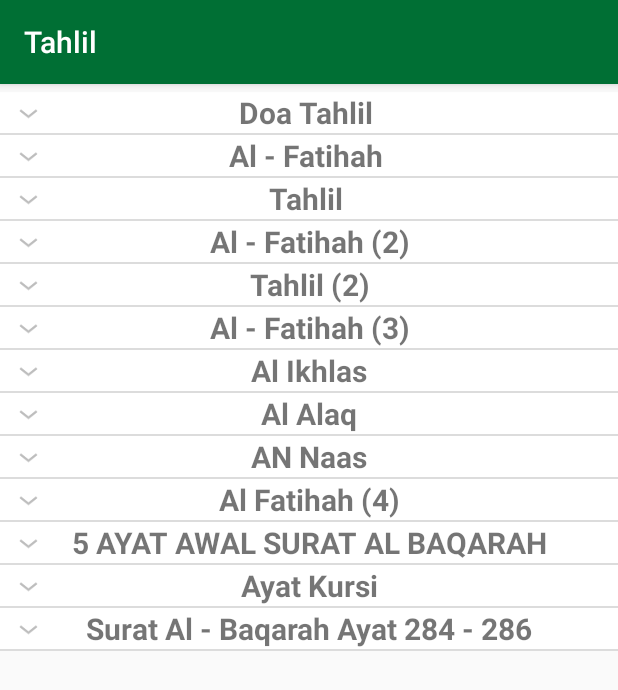
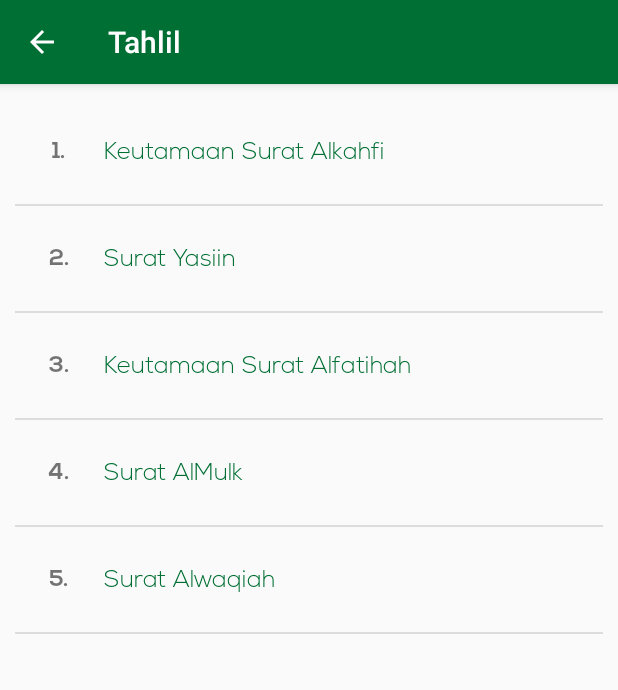
Before and after one commit to ahmadasrori1945/UlamaPro-Android, an Android app: the TahlilActivity screen opened directly, with no data from a screen before it, on a phone screen of 412 x 824 dp. Shown: the top 690 px of the screen. Run offline under Robolectric (Android 15) with nearby library versions, the phone set to English and light mode, and no system bars.

Commit message:
mzm - ubah tampilan tahlil

```diff
--- a/app/src/main/java/id/co/telkomsigma/ulamapro/Adapter_tahlil.java
+++ b/app/src/main/java/id/co/telkomsigma/ulamapro/Adapter_tahlil.java
@@ -13,98 +13,116 @@ import android.widget.TextView;
 import java.util.HashMap;
 import java.util.List;
 
-public class Adapter_tahlil extends BaseExpandableListAdapter {
+public class Adapter_tahlil extends ArrayAdapter {
 
-    private Context _context;
-    private List<String> _listDataHeader; // header titles
-    // child data in format of header title, child title
-    private HashMap<String, List<String>> _listDataChild;
+    private final Activity context;
+    private final String[] no;
+    private final String[] isi;
     Typeface font, fontbold;
 
-    public Adapter_tahlil(Context context, List<String> listDataHeader,
-                                 HashMap<String, List<String>> listChildData) {
-        this._context = context;
-        this._listDataHeader = listDataHeader;
-        this._listDataChild = listChildData;
+    public Adapter_tahlil(Activity context, String[] no, String[] isi) {
+        super(context, R.layout.item_list_tahlil, no);
+
+        this.context = context;
+        this.no = no;
+        this.isi = isi;
 
 
         font = Typeface.createFromAsset(context.getAssets(), "fonts/Nexa Light.otf");
-        fontbold = Typeface.createFromAsset(context.getAssets(),"fonts/Nexa Bold.otf");
+        fontbold = Typeface.createFromAsset(context.getAssets(), "fonts/Nexa Bold.otf");
     }
 
-    @Override
-    public int getGroupCount() {
-        return this._listDataHeader.size();
-    }
+    public View getView(int position, View view, ViewGroup parent) {
+        LayoutInflater inflater=context.getLayoutInflater();
+        View rowView=inflater.inflate(R.layout.item_list_tahlil, null,true);
 
-    @Override
-    public int getChildrenCount(int groupPosition) {
-        return this._listDataChild.get(this._listDataHeader.get(groupPosition))
-                .size();
-    }
+        TextView txtTitle = (TextView) rowView.findViewById(R.id.text_angka);
+        txtTitle.setText(no[position]);
+        txtTitle.setTypeface(fontbold);
 
-    @Override
-    public Object getGroup(int groupPosition) {
-        return this._listDataHeader.get(groupPosition);
-    }
-
-    @Override
-    public Object getChild(int groupPosition, int childPosition) {
-        return this._listDataChild.get(this._listDataHeader.get(groupPosition)).get(childPosition);
-    }
-
-    @Override
-    public long getGroupId(int groupPosition) {
-        return groupPosition;
-    }
-
-    @Override
-    public long getChildId(int groupPosition, int childPosition) {
-        return childPosition;
-    }
-
-    @Override
-    public boolean hasStableIds() {
-        return false;
-    }
-
-    @Override
-    public View getGroupView(int groupPosition, boolean isExpanded, View convertView, ViewGroup parent) {
-        String headerTitle = (String) getGroup(groupPosition);
-        if (convertView == null) {
-            LayoutInflater infalInflater = (LayoutInflater) this._context
-                    .getSystemService(Context.LAYOUT_INFLATER_SERVICE);
-            convertView = infalInflater.inflate(R.layout.tahlil_listgroup, null);
-        }
-
-        TextView lblListHeader = (TextView) convertView
-                .findViewById(R.id.lblListHeader);
-        lblListHeader.setTypeface(null, Typeface.BOLD);
-        lblListHeader.setText(headerTitle);
-
-        return convertView;
-    }
-    @Override
-    public View getChildView(int groupPosition, int childPosition, boolean isLastChild, View convertView, ViewGroup parent) {
+        TextView txtTitle_tiga = (TextView) rowView.findViewById(R.id.text_sholawat);
+        txtTitle_tiga.setText(isi[position]);
+        txtTitle_tiga.setTypeface(font);
 
 
-            final String childText = (String) getChild(groupPosition, childPosition);
+        return rowView;
 
-            if (convertView == null) {
-                LayoutInflater infalInflater = (LayoutInflater) this._context
-                        .getSystemService(Context.LAYOUT_INFLATER_SERVICE);
-                convertView = infalInflater.inflate(R.layout.tahlil_listitem, null);
-            }
+    };
+}
 
-            TextView txtListChild = (TextView) convertView
-                    .findViewById(R.id.lblListItem);
-
-            txtListChild.setText(childText);
-            return convertView;
-    }
-
-    @Override
-    public boolean isChildSelectable(int groupPosition, int childPosition) {
-        return true;
-    }
-}
+//    @Override
+//    public int getGroupCount() {
+//        return this._listDataHeader.size();
+//    }
+//
+//    @Override
+//    public int getChildrenCount(int groupPosition) {
+//        return this._listDataChild.get(this._listDataHeader.get(groupPosition))
+//                .size();
+//    }
+//
+//    @Override
+//    public Object getGroup(int groupPosition) {
+//        return this._listDataHeader.get(groupPosition);
+//    }
+//
+//    @Override
+//    public Object getChild(int groupPosition, int childPosition) {
+//        return this._listDataChild.get(this._listDataHeader.get(groupPosition)).get(childPosition);
+//    }
+//
+//    @Override
+//    public long getGroupId(int groupPosition) {
+//        return groupPosition;
+//    }
+//
+//    @Override
+//    public long getChildId(int groupPosition, int childPosition) {
+//        return childPosition;
+//    }
+//
+//    @Override
+//    public boolean hasStableIds() {
+//        return false;
+//    }
+//
+//    @Override
+//    public View getGroupView(int groupPosition, boolean isExpanded, View convertView, ViewGroup parent) {
+//        String headerTitle = (String) getGroup(groupPosition);
+//        if (convertView == null) {
+//            LayoutInflater infalInflater = (LayoutInflater) this._context
+//                    .getSystemService(Context.LAYOUT_INFLATER_SERVICE);
+//            convertView = infalInflater.inflate(R.layout.tahlil_listgroup, null);
+//        }
+//
+//        TextView lblListHeader = (TextView) convertView
+//                .findViewById(R.id.lblListHeader);
+//        lblListHeader.setTypeface(null, Typeface.BOLD);
+//        lblListHeader.setText(headerTitle);
+//
+//        return convertView;
+//    }
+//    @Override
+//    public View getChildView(int groupPosition, int childPosition, boolean isLastChild, View convertView, ViewGroup parent) {
+//
+//
+//            final String childText = (String) getChild(groupPosition, childPosition);
+//
+//            if (convertView == null) {
+//                LayoutInflater infalInflater = (LayoutInflater) this._context
+//                        .getSystemService(Context.LAYOUT_INFLATER_SERVICE);
+//                convertView = infalInflater.inflate(R.layout.tahlil_listitem, null);
+//            }
+//
+//            TextView txtListChild = (TextView) convertView
+//                    .findViewById(R.id.lblListItem);
+//
+//            txtListChild.setText(childText);
+//            return convertView;
+//    }
+//
+//    @Override
+//    public boolean isChildSelectable(int groupPosition, int childPosition) {
+//        return true;
+//    }
+//}
--- a/app/src/main/java/id/co/telkomsigma/ulamapro/TahlilActivity.java
+++ b/app/src/main/java/id/co/telkomsigma/ulamapro/TahlilActivity.java
@@ -16,106 +16,134 @@ import java.util.List;
 
 public class TahlilActivity extends AppCompatActivity {
 
-    Adapter_tahlil listAdapter;
-    ExpandableListView expListView;
-    List<String> listDataHeader;
-    HashMap<String, List<String>> listDataChild;
+//    Adapter_tahlil listAdapter;
+//    ExpandableListView expListView;
+//    List<String> listDataHeader;
+//    HashMap<String, List<String>> listDataChild;
 
-//
-//    String[] no={
-//            "1.",
-//            "2.",
-//            "3.",
-//            "4.",
-//            "5."
-//    };
-//
-//    String[] isi={
-//            "Keutamaan Surat Alkahfi",
-//            "Surat Yasiin",
-//            "Keutamaan Surat Alfatihah",
-//            "Surat AlMulk",
-//            "Surat Alwaqiah",
-//
-//    };
-//
-//    ListView listmenu;
+
+    String[] no={
+            "1.",
+            "2.",
+            "3.",
+            "4.",
+            "5."
+    };
+
+    String[] isi={
+            "Keutamaan Surat Alkahfi",
+            "Surat Yasiin",
+            "Keutamaan Surat Alfatihah",
+            "Surat AlMulk",
+            "Surat Alwaqiah",
+
+    };
+
+    ListView listmenu;
 
     @Override
     protected void onCreate(Bundle savedInstanceState) {
         super.onCreate(savedInstanceState);
         setContentView(R.layout.activity_tahlil);
+        listmenu=(ListView)findViewById(R.id.list_tahlil);
 
-        // get the listview
-        expListView = (ExpandableListView) findViewById(R.id.lvExp);
+        Adapter_sholawat adapter=new Adapter_sholawat(TahlilActivity.this,no,isi);
+        listmenu.setAdapter(adapter);
 
-        // preparing list data
-        prepareListData();
+        listmenu.setOnItemClickListener(new AdapterView.OnItemClickListener() {
 
-        listAdapter = new Adapter_tahlil(this, listDataHeader, listDataChild);
+            @Override
+            public void onItemClick(AdapterView<?> parent, View view,
+                                    int position, long id) {
+                // TODO Auto-generated method stub
+                // String Slecteditem= judul[+position];
+                //Toast.makeText(getActivity(), Slecteditem, Toast.LENGTH_SHORT).show();
+                Intent i = new Intent(TahlilActivity.this, IsiTahlilActivity.class);
+                startActivity(i);
+            }
+        });
 
-        // setting list adapter
-        expListView.setAdapter(listAdapter);
+        getSupportActionBar().setDisplayHomeAsUpEnabled(true);
     }
 
-    /*
-     * Preparing the list data
-     */
-    private void prepareListData() {
-        listDataHeader = new ArrayList<String>();
-        listDataChild = new HashMap<String, List<String>>();
+    @Override
+    public boolean onSupportNavigateUp(){
+        finish();
+        return true;
 
-        // Adding child data
-        listDataHeader.add("Doa Tahlil ");
-        listDataHeader.add("Al - Fatihah ");
-        listDataHeader.add("Tahlil ");
-        listDataHeader.add ("Al - Fatihah (2)");
-        listDataHeader.add ("Tahlil (2)");
-        listDataHeader.add ("Al - Fatihah (3)");
-        listDataHeader.add ("Al Ikhlas");
-        listDataHeader.add ("Al Alaq");
-        listDataHeader.add ("AN Naas");
-        listDataHeader.add ("Al Fatihah (4)");
-        listDataHeader.add ("5 AYAT AWAL SURAT AL BAQARAH");
-        listDataHeader.add ("Ayat Kursi");
-        listDataHeader.add ("Surat Al - Baqarah Ayat 284 - 286");
-
-
-        // Adding child data
-        List<String> top250 = new ArrayList<String>();
-        top250.add("بِسْمِ اللهِ الرَّ حْمَنِ الرَّ حِيْمِ");
-        top250.add("اِلَى حَضَرَةِ النَّبِيِّ الْمُصْطَفَى صَلَّى اللهُ عَلَيهِ وَسَلَّمَ وَاَلِهِ وَاَزْوَا جِهِ وَاَوْلاَ دِهِ وَذُرِّيَّا تِهِ الْفَتِحَةْ");
-        top250.add("Bismillaa hirrahmaanir rahiim\n" +
-                "\n" +
-                "Ilaahadharatin nabiyyil musthofaa shollallahu ‘alaihi wa sallama, wa aahlihi wa azwajihii wa aulaadihi wa dzurriyyatihi. Al fatihah….");
-
-        List<String> nowShowing = new ArrayList<String>();
-        nowShowing.add("بِسْمِ اللهِ الرَّ حْمَنِ الرَّ حِيْمِ" );
-        nowShowing.add("Bismillaa hirrahmaanir rahiim");
-        nowShowing.add("الْحَمْدُ لِلهِ رَبِّ الْعِا لَمِيْنَ . اَلرَّحْمَنِ الرَّحِيْمِ . مَلِكِ يَوْمَ الدِّيْنِ . اِيَّاكَ نَعْبُدُ وَاِيَّاكَ نَسْتَعِيْنُ . اِهْدِ نَاالصِّرَاطَ الَّمُسْتَقِيْمَ . صِرَاطَ الَّذِيْنَ اَنْعَمْتَ عَلَيْهِمْ غَيْرِ الّمَغْضُوْبِ عَلَيْهِمْ وَلَا الضَّالِّيْنَ . اَمِينْ");
-        nowShowing.add("Alhamdulillaahi rabbill’aalamiin. Arrohmaanir rahiim. Maalikiyaumiddin. Iyyaakana’budu wa iyyaakanasta’iin. Ihdinash shiraathal mustaqiim. Shiraathal ladziina an’amta ‘alaihim ghoiril maghdhuubi’alaihim waladhaalliin. Aamiinn");
-
-        List<String> comingSoon = new ArrayList<String>();
-        comingSoon.add("ثُمَّ اِلَي حَضَرَاتِ اِخْوَا نِهِ مِنَ الْاَنْبِيَاءِ وَ الْمُرْسَلِيْنَ وَالْاَوْلِيَاءِ وَاَلشَّهَدَاءِ وَاَلصَّا لِحِيْنَ وَاَلصَّحَا بَةِوَ التَّا بِعِيّنَ وَالْعُلَمَاءِ الْعَا مِلِيْنَ وَالْمُصَنِّفِيْنَ الْمُخْلِصِيْنَ وَ جَمِيْعِ الْمَلَئِكَةِ الْمُقَرَّ بِيْنَ خُصُوْصًا سَيِّدِنَا الشَّيْخِ عَيْدِ الْقَادِرِا لْجَيْلَا نِى . الْفَاتِحَةْ\n" +
-                "\n");
-        comingSoon.add("Tsumma ilaa hadhorooti ikhwaanihi minal anbiyaa’I wal mursaliina wal auliyaa’I wash syuhadaa’I wash shoolihiina wash shohaabati wat taabi’iina wal ulamaa’il aamiliina walmushonni final mukh’lishina wa jamii’il malaa ikatil muqorrobiina khusuushon sayyidinaa asy syaikhi’abdil qoodiril jailaani . Al Fatihah.");
-        comingSoon.add("Artinya  :");
-        comingSoon.add("kemudian kepada yang terhormat para handai taulan dari para nabi dan rosul, para wali, para syuhada’, orang orang saleh, para sahabat, para ulama yang mengamalkan ilmunya, para pengarang yang ikhlas dan kepada segenap malaikat yang mendekatkan diri kepada Allah, terutama kepada penghulu kita syaikh Abdul Qadir Jailani. (Lanjutkan membaca Al Fatihah)");
-
-
-        List<String> alfatihah = new ArrayList<String>();
-        alfatihah.add("بِسْمِ اللهِ الرَّ حْمَنِ الرَّ حِيْم");
-        alfatihah.add ("Bismillaa hirrahmaanir rahiim");
-        alfatihah.add ("الْحَمْدُ لِلهِ رَبِّ الْعِا لَمِيْنَ . اَلرَّحْمَنِ الرَّحِيْمِ . مَلِكِ يَوْمَ الدِّيْنِ . اِيَّاكَ نَعْبُدُ وَاِيَّاكَ نَسْتَعِيْنُ . اِهْدِ نَاالصِّرَاطَ الَّمُسْتَقِيْمَ . صِرَاطَ الَّذِيْنَ اَنْعَمْتَ عَلَيْهِمْ غَيْرِ الّمَغْضُوْبِ عَلَيْهِمْ وَلَا الضَّالِّيْنَ . اَمِينْ");
-        alfatihah.add ("Alhamdulillaahi rabbill’aalamiin. Arrohmaanir rahiim. Maalikiyaumiddin. Iyyaakana’budu wa iyyaakanasta’iin. Ihdinash shiraathal mustaqiim. Shiraathal ladziina an’amta ‘alaihim ghoiril maghdhuubi’alaihim waladhaalliin. Aamiinn");
-        alfatihah.add("Artinya :");
-        alfatihah.add ("Dengan menyebut nama Allah yang maha pengasih lagi maha penyayang. Segala puji bagi Allah, Tuhan semesta alam. Yang maha pengasih lagi maha penyayang. Yang menguasai hari pembalasan. Hanya kepada Engkaulah kami menyembah. Dan hanya kepada Engkaulah pula kami memohon pertolongan. Tunjukkanlah kami ke jalan yang lurus, yaitu jalan orang orang yang telah Engkau anugerahi nikmat kepada mereka, bukan jalan mereka yang dimurkai dan bukan pula jalan mereka yang sesat, semoga engkau kabulkan permohonan kami.");
-
-
-
-        listDataChild.put(listDataHeader.get(0), top250); // Header, Child data
-        listDataChild.put(listDataHeader.get(1), nowShowing);
-        listDataChild.put(listDataHeader.get(2), comingSoon);
-        listDataChild.put(listDataHeader.get(2), alfatihah);
     }
 }
+
+//        // get the listview
+//        expListView = (ExpandableListView) findViewById(R.id.lvExp);
+//
+//        // preparing list data
+//        prepareListData();
+//
+//        listAdapter = new Adapter_tahlil(this, listDataHeader, listDataChild);
+//
+//        // setting list adapter
+//        expListView.setAdapter(listAdapter);
+//    }
+//
+//    /*
+//     * Preparing the list data
+//     */
+//    private void prepareListData() {
+//        listDataHeader = new ArrayList<String>();
+//        listDataChild = new HashMap<String, List<String>>();
+//
+//        // Adding child data
+//        listDataHeader.add("Doa Tahlil ");
+//        listDataHeader.add("Al - Fatihah ");
+//        listDataHeader.add("Tahlil ");
+//        listDataHeader.add ("Al - Fatihah (2)");
+//        listDataHeader.add ("Tahlil (2)");
+//        listDataHeader.add ("Al - Fatihah (3)");
+//        listDataHeader.add ("Al Ikhlas");
+//        listDataHeader.add ("Al Alaq");
+//        listDataHeader.add ("AN Naas");
+//        listDataHeader.add ("Al Fatihah (4)");
+//        listDataHeader.add ("5 AYAT AWAL SURAT AL BAQARAH");
+//        listDataHeader.add ("Ayat Kursi");
+//        listDataHeader.add ("Surat Al - Baqarah Ayat 284 - 286");
+//
+//
+//        // Adding child data
+//        List<String> top250 = new ArrayList<String>();
+//        top250.add("بِسْمِ اللهِ الرَّ حْمَنِ الرَّ حِيْمِ");
+//        top250.add("اِلَى حَضَرَةِ النَّبِيِّ الْمُصْطَفَى صَلَّى اللهُ عَلَيهِ وَسَلَّمَ وَاَلِهِ وَاَزْوَا جِهِ وَاَوْلاَ دِهِ وَذُرِّيَّا تِهِ الْفَتِحَةْ");
+//        top250.add("Bismillaa hirrahmaanir rahiim\n" +
+//                "\n" +
+//                "Ilaahadharatin nabiyyil musthofaa shollallahu ‘alaihi wa sallama, wa aahlihi wa azwajihii wa aulaadihi wa dzurriyyatihi. Al fatihah….");
+//
+//        List<String> nowShowing = new ArrayList<String>();
+//        nowShowing.add("بِسْمِ اللهِ الرَّ حْمَنِ الرَّ حِيْمِ" );
+//        nowShowing.add("Bismillaa hirrahmaanir rahiim");
+//        nowShowing.add("الْحَمْدُ لِلهِ رَبِّ الْعِا لَمِيْنَ . اَلرَّحْمَنِ الرَّحِيْمِ . مَلِكِ يَوْمَ الدِّيْنِ . اِيَّاكَ نَعْبُدُ وَاِيَّاكَ نَسْتَعِيْنُ . اِهْدِ نَاالصِّرَاطَ الَّمُسْتَقِيْمَ . صِرَاطَ الَّذِيْنَ اَنْعَمْتَ عَلَيْهِمْ غَيْرِ الّمَغْضُوْبِ عَلَيْهِمْ وَلَا الضَّالِّيْنَ . اَمِينْ");
+//        nowShowing.add("Alhamdulillaahi rabbill’aalamiin. Arrohmaanir rahiim. Maalikiyaumiddin. Iyyaakana’budu wa iyyaakanasta’iin. Ihdinash shiraathal mustaqiim. Shiraathal ladziina an’amta ‘alaihim ghoiril maghdhuubi’alaihim waladhaalliin. Aamiinn");
+//
+//        List<String> comingSoon = new ArrayList<String>();
+//        comingSoon.add("ثُمَّ اِلَي حَضَرَاتِ اِخْوَا نِهِ مِنَ الْاَنْبِيَاءِ وَ الْمُرْسَلِيْنَ وَالْاَوْلِيَاءِ وَاَلشَّهَدَاءِ وَاَلصَّا لِحِيْنَ وَاَلصَّحَا بَةِوَ التَّا بِعِيّنَ وَالْعُلَمَاءِ الْعَا مِلِيْنَ وَالْمُصَنِّفِيْنَ الْمُخْلِصِيْنَ وَ جَمِيْعِ الْمَلَئِكَةِ الْمُقَرَّ بِيْنَ خُصُوْصًا سَيِّدِنَا الشَّيْخِ عَيْدِ الْقَادِرِا لْجَيْلَا نِى . الْفَاتِحَةْ\n" +
+//                "\n");
+//        comingSoon.add("Tsumma ilaa hadhorooti ikhwaanihi minal anbiyaa’I wal mursaliina wal auliyaa’I wash syuhadaa’I wash shoolihiina wash shohaabati wat taabi’iina wal ulamaa’il aamiliina walmushonni final mukh’lishina wa jamii’il malaa ikatil muqorrobiina khusuushon sayyidinaa asy syaikhi’abdil qoodiril jailaani . Al Fatihah.");
+//        comingSoon.add("Artinya  :");
+//        comingSoon.add("kemudian kepada yang terhormat para handai taulan dari para nabi dan rosul, para wali, para syuhada’, orang orang saleh, para sahabat, para ulama yang mengamalkan ilmunya, para pengarang yang ikhlas dan kepada segenap malaikat yang mendekatkan diri kepada Allah, terutama kepada penghulu kita syaikh Abdul Qadir Jailani. (Lanjutkan membaca Al Fatihah)");
+//
+//
+//        List<String> alfatihah = new ArrayList<String>();
+//        alfatihah.add("بِسْمِ اللهِ الرَّ حْمَنِ الرَّ حِيْم");
+//        alfatihah.add ("Bismillaa hirrahmaanir rahiim");
+//        alfatihah.add ("الْحَمْدُ لِلهِ رَبِّ الْعِا لَمِيْنَ . اَلرَّحْمَنِ الرَّحِيْمِ . مَلِكِ يَوْمَ الدِّيْنِ . اِيَّاكَ نَعْبُدُ وَاِيَّاكَ نَسْتَعِيْنُ . اِهْدِ نَاالصِّرَاطَ الَّمُسْتَقِيْمَ . صِرَاطَ الَّذِيْنَ اَنْعَمْتَ عَلَيْهِمْ غَيْرِ الّمَغْضُوْبِ عَلَيْهِمْ وَلَا الضَّالِّيْنَ . اَمِينْ");
+//        alfatihah.add ("Alhamdulillaahi rabbill’aalamiin. Arrohmaanir rahiim. Maalikiyaumiddin. Iyyaakana’budu wa iyyaakanasta’iin. Ihdinash shiraathal mustaqiim. Shiraathal ladziina an’amta ‘alaihim ghoiril maghdhuubi’alaihim waladhaalliin. Aamiinn");
+//        alfatihah.add("Artinya :");
+//        alfatihah.add ("Dengan menyebut nama Allah yang maha pengasih lagi maha penyayang. Segala puji bagi Allah, Tuhan semesta alam. Yang maha pengasih lagi maha penyayang. Yang menguasai hari pembalasan. Hanya kepada Engkaulah kami menyembah. Dan hanya kepada Engkaulah pula kami memohon pertolongan. Tunjukkanlah kami ke jalan yang lurus, yaitu jalan orang orang yang telah Engkau anugerahi nikmat kepada mereka, bukan jalan mereka yang dimurkai dan bukan pula jalan mereka yang sesat, semoga engkau kabulkan permohonan kami.");
+//
+//
+//
+//        listDataChild.put(listDataHeader.get(0), top250); // Header, Child data
+//        listDataChild.put(listDataHeader.get(1), nowShowing);
+//        listDataChild.put(listDataHeader.get(2), comingSoon);
+//        listDataChild.put(listDataHeader.get(2), alfatihah);
+//    }
+//}
--- a/app/src/main/res/layout/activity_tahlil.xml
+++ b/app/src/main/res/layout/activity_tahlil.xml
@@ -8,11 +8,17 @@
 
 
 
-    <ExpandableListView
-        android:paddingTop="5dp"
-        android:id="@+id/lvExp"
+
+    <LinearLayout
         android:layout_width="match_parent"
-        android:layout_height="match_parent">
+        android:layout_height="match_parent"
+        android:orientation="vertical"
+        android:padding="10dp">
 
-    </ExpandableListView>
+        <ListView
+            android:id="@+id/list_tahlil"
+            android:layout_width="match_parent"
+            android:layout_height="match_parent" />
+    </LinearLayout>
+
 </LinearLayout>
```
Also changed, not shown: 3 other files.
